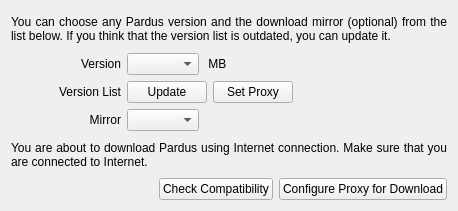
Old version of the form playground/gsoc/PaW/src/ui/gui/internet.ui in the repository pars-linux/uludag.
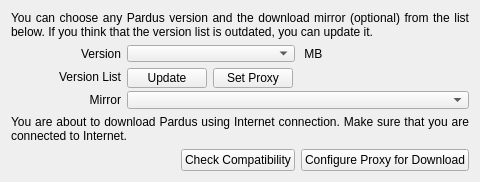
New version of the form.

```diff
--- a/playground/gsoc/PaW/src/ui/gui/internet.ui
+++ b/playground/gsoc/PaW/src/ui/gui/internet.ui
@@ -6,21 +6,29 @@
    <rect>
     <x>0</x>
     <y>0</y>
-    <width>458</width>
-    <height>211</height>
+    <width>480</width>
+    <height>182</height>
    </rect>
   </property>
   <property name="windowTitle">
    <string/>
   </property>
-  <layout class="QGridLayout" name="gridLayout_2">
-   <item row="0" column="0">
     <layout class="QGridLayout" name="gridLayout">
+   <item row="0" column="0">
+    <widget class="QLabel" name="label">
+     <property name="text">
+      <string>You can choose any Pardus version and the download mirror (optional) from the list below. If you think that the version list is outdated, you can update it.</string>
+     </property>
+     <property name="alignment">
+      <set>Qt::AlignJustify|Qt::AlignVCenter</set>
+     </property>
+     <property name="wordWrap">
+      <bool>true</bool>
+     </property>
+    </widget>
+   </item>
      <item row="1" column="0">
       <layout class="QFormLayout" name="formLayout">
-       <property name="fieldGrowthPolicy">
-        <enum>QFormLayout::ExpandingFieldsGrow</enum>
-       </property>
        <item row="0" column="0">
         <widget class="QLabel" name="lblChoose">
          <property name="minimumSize">
@@ -71,6 +79,12 @@
         <layout class="QHBoxLayout" name="horizontalLayout_3">
          <item>
           <widget class="QPushButton" name="btnUpdate">
+         <property name="minimumSize">
+          <size>
+           <width>0</width>
+           <height>20</height>
+          </size>
+         </property>
            <property name="text">
             <string>Update</string>
            </property>
@@ -78,11 +92,30 @@
          </item>
          <item>
           <widget class="QPushButton" name="btnProxy1">
+         <property name="minimumSize">
+          <size>
+           <width>0</width>
+           <height>20</height>
+          </size>
+         </property>
            <property name="text">
             <string>Set Proxy</string>
            </property>
           </widget>
          </item>
+       <item>
+        <spacer name="horizontalSpacer_2">
+         <property name="orientation">
+          <enum>Qt::Horizontal</enum>
+         </property>
+         <property name="sizeHint" stdset="0">
+          <size>
+           <width>40</width>
+           <height>20</height>
+          </size>
+         </property>
+        </spacer>
+       </item>
         </layout>
        </item>
        <item row="2" column="0">
@@ -145,21 +178,6 @@
         <widget class="QPushButton" name="btnProxy2">
          <property name="text">
           <string>Configure Proxy for Download</string>
-         </property>
-        </widget>
-       </item>
-      </layout>
-     </item>
-     <item row="0" column="0">
-      <widget class="QLabel" name="label">
-       <property name="text">
-        <string>You can choose any Pardus version and the download mirror (optional) from the list below. If you think that the version list is outdated, you can update it.</string>
-       </property>
-       <property name="alignment">
-        <set>Qt::AlignJustify|Qt::AlignVCenter</set>
-       </property>
-       <property name="wordWrap">
-        <bool>true</bool>
        </property>
       </widget>
      </item>
```
Lines whose indentation alone changed are shown as unchanged.
